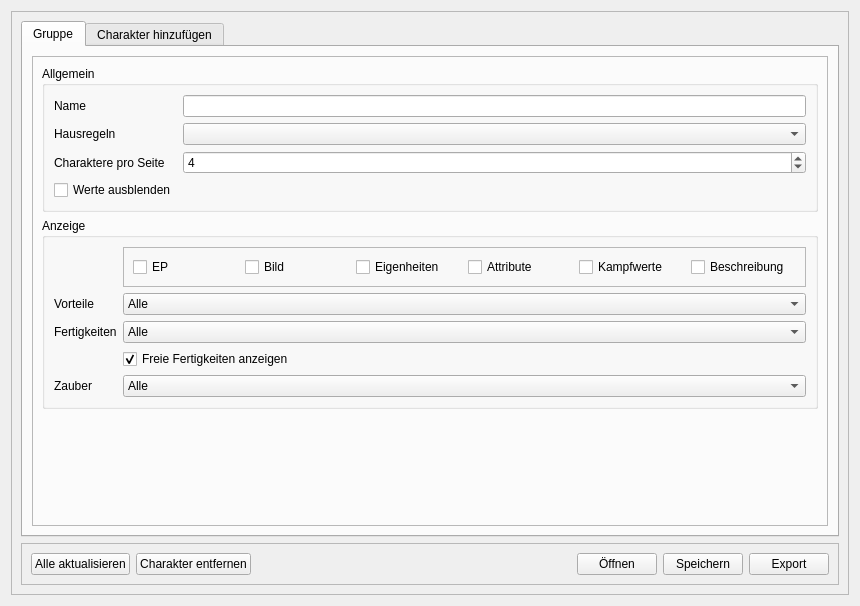
Qt form UI/MainForm.ui (Ilaris-Tools/SephrastoGruppenBogen) before a commit.
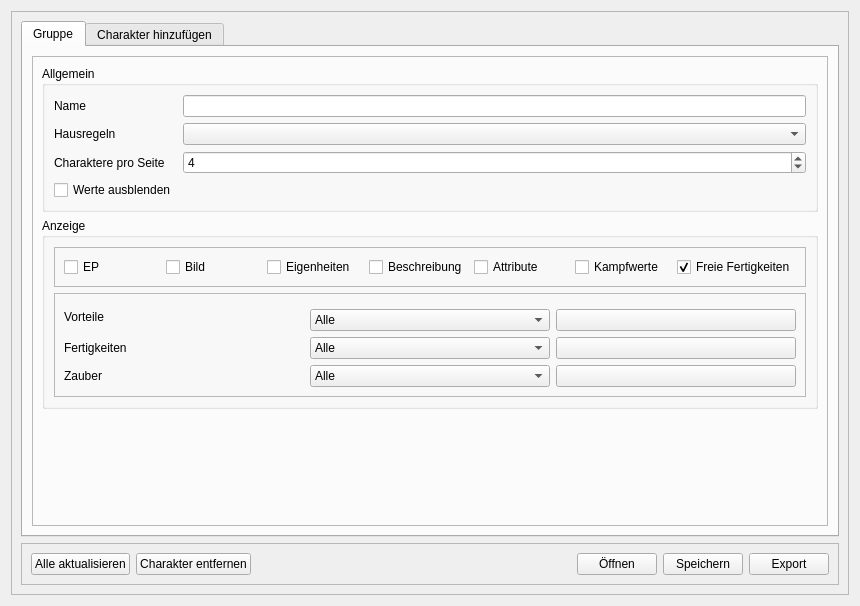
The same form after that commit. Icons and pictures are not drawn.

Commit message: add edit list buttons

What changed in the file:
```diff
--- a/UI/MainForm.ui
+++ b/UI/MainForm.ui
@@ -106,8 +106,8 @@
                <property name="title">
                 <string>Anzeige</string>
                </property>
-               <layout class="QFormLayout" name="formLayout_2">
-                <item row="1" column="1">
+               <layout class="QVBoxLayout" name="verticalLayout_4">
+                <item>
                  <widget class="QFrame" name="frame_5">
                   <property name="frameShape">
                    <enum>QFrame::Shape::StyledPanel</enum>
@@ -137,6 +137,13 @@
                      </property>
                     </widget>
                    </item>
+                   <item>
+                    <widget class="QCheckBox" name="cbBeschreibung">
+                     <property name="text">
+                      <string>Beschreibung</string>
+                     </property>
+                    </widget>
+                   </item>
                    <item>
                     <widget class="QCheckBox" name="cbAttribute">
                      <property name="text">
@@ -152,101 +159,130 @@
                     </widget>
                    </item>
                    <item>
-                    <widget class="QCheckBox" name="cbBeschreibung">
+                    <widget class="QCheckBox" name="cbFreieFertigkeiten">
                      <property name="text">
-                      <string>Beschreibung</string>
+                      <string>Freie Fertigkeiten</string>
                      </property>
+                     <property name="checked">
+                      <bool>true</bool>
+                     </property>
                     </widget>
                    </item>
                   </layout>
                  </widget>
                 </item>
-                <item row="2" column="0">
-                 <widget class="QLabel" name="label_3">
-                  <property name="text">
-                   <string>Vorteile</string>
+                <item>
+                 <widget class="QFrame" name="frame_6">
+                  <property name="frameShape">
+                   <enum>QFrame::Shape::StyledPanel</enum>
                   </property>
-                 </widget>
-                </item>
-                <item row="2" column="1">
-                 <widget class="QComboBox" name="ddVorteile">
-                  <item>
-                   <property name="text">
-                    <string>Alle</string>
-                   </property>
-                  </item>
-                  <item>
-                   <property name="text">
-                    <string>Keine</string>
-                   </property>
-                  </item>
-                  <item>
-                   <property name="text">
-                    <string>Benutzerdefiniert</string>
-                   </property>
-                  </item>
-                 </widget>
-                </item>
-                <item row="3" column="0">
-                 <widget class="QLabel" name="label_4">
-                  <property name="text">
-                   <string>Fertigkeiten</string>
+                  <property name="frameShadow">
+                   <enum>QFrame::Shadow::Raised</enum>
                   </property>
-                 </widget>
-                </item>
-                <item row="3" column="1">
-                 <widget class="QComboBox" name="ddFertigkeiten">
-                  <item>
-                   <property name="text">
-                    <string>Alle</string>
-                   </property>
-                  </item>
-                  <item>
-                   <property name="text">
-                    <string>Keine</string>
-                   </property>
-                  </item>
-                  <item>
-                   <property name="text">
-                    <string>Benutzerdefiniert</string>
-                   </property>
-                  </item>
-                 </widget>
-                </item>
-                <item row="5" column="1">
-                 <widget class="QCheckBox" name="cbFreieFertigkeiten">
-                  <property name="text">
-                   <string>Freie Fertigkeiten anzeigen</string>
-                  </property>
-                  <property name="checked">
-                   <bool>true</bool>
-                  </property>
-                 </widget>
-                </item>
-                <item row="6" column="0">
-                 <widget class="QLabel" name="label_5">
-                  <property name="text">
-                   <string>Zauber</string>
-                  </property>
-                 </widget>
-                </item>
-                <item row="6" column="1">
-                 <widget class="QComboBox" name="ddZauber">
-                  <item>
-                   <property name="text">
-                    <string>Alle</string>
-                   </property>
-                  </item>
-                  <item>
-                   <property name="text">
-                    <string>Keine</string>
-                   </property>
-                  </item>
-                  <item>
-                   <property name="text">
-                    <string>Benutzerdefiniert</string>
-                   </property>
-                  </item>
+                  <layout class="QGridLayout" name="gridLayout">
+                   <item row="2" column="1">
+                    <widget class="QComboBox" name="ddFertigkeiten">
+                     <item>
+                      <property name="text">
+                       <string>Alle</string>
+                      </property>
+                     </item>
+                     <item>
+                      <property name="text">
+                       <string>Keine</string>
+                      </property>
+                     </item>
+                     <item>
+                      <property name="text">
+                       <string>Benutzerdefiniert</string>
+                      </property>
+                     </item>
+                    </widget>
+                   </item>
+                   <item row="3" column="0">
+                    <widget class="QLabel" name="label_5">
+                     <property name="text">
+                      <string>Zauber</string>
+                     </property>
+                    </widget>
+                   </item>
+                   <item row="1" column="1">
+                    <widget class="QComboBox" name="ddVorteile">
+                     <item>
+                      <property name="text">
+                       <string>Alle</string>
+                      </property>
+                     </item>
+                     <item>
+                      <property name="text">
+                       <string>Keine</string>
+                      </property>
+                     </item>
+                     <item>
+                      <property name="text">
+                       <string>Benutzerdefiniert</string>
+                      </property>
+                     </item>
+                    </widget>
+                   </item>
+                   <item row="3" column="1">
+                    <widget class="QComboBox" name="ddZauber">
+                     <item>
+                      <property name="text">
+                       <string>Alle</string>
+                      </property>
+                     </item>
+                     <item>
+                      <property name="text">
+                       <string>Keine</string>
+                      </property>
+                     </item>
+                     <item>
+                      <property name="text">
+                       <string>Benutzerdefiniert</string>
+                      </property>
+                     </item>
+                    </widget>
+                   </item>
+                   <item row="2" column="0">
+                    <widget class="QLabel" name="label_4">
+                     <property name="text">
+                      <string>Fertigkeiten</string>
+                     </property>
+                    </widget>
+                   </item>
+                   <item row="0" column="0" rowspan="2" colspan="2">
+                    <widget class="QLabel" name="label_3">
+                     <property name="text">
+                      <string>Vorteile</string>
+                     </property>
+                    </widget>
+                   </item>
+                   <item row="1" column="2">
+                    <widget class="QPushButton" name="btnEditVorteile">
+                     <property name="text">
+                      <string/>
+                     </property>
+                     <property name="icon">
+                      <iconset theme="QIcon::ThemeIcon::FolderNew"/>
+                     </property>
+                    </widget>
+                   </item>
+                   <item row="2" column="2">
+                    <widget class="QPushButton" name="btnEditFertigkeiten">
+                     <property name="text">
+                      <string/>
+                     </property>
+                    </widget>
+                   </item>
+                   <item row="3" column="2">
+                    <widget class="QPushButton" name="btnEditZauber">
+                     <property name="text">
+                      <string/>
+                     </property>
+                    </widget>
+                   </item>
+                  </layout>
                  </widget>
                 </item>
                </layout>
```
Left out of the diff: 2 changed lines with no effect on the pictures. The commit also changes 1 other file.
